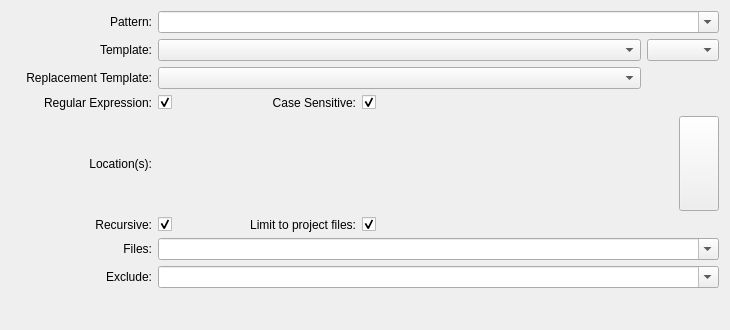
The window that plugins/grepview/grepwidget.ui (KDE/kdevelop) describes before a commit, drawn with Qt 5.
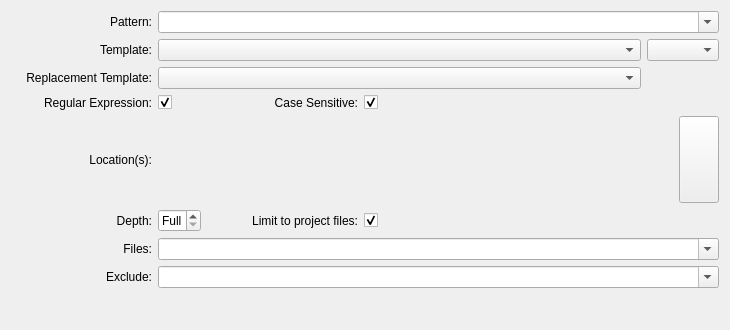
The same window after the commit. Custom widgets are drawn as their Qt base class.

Commit message:
Find in Files: Allow depth definition
Initial patch by Adrián Chaves Fernández.
Thanks for the patch!

More changes:
* Factor out "bool isInDirectory(...)"
* Remove the anonymous enum polluting the root namespace

The edit to the form file:
```diff
--- a/plugins/grepview/grepwidget.ui
+++ b/plugins/grepview/grepwidget.ui
@@ -214,7 +214,7 @@
    <item row="5" column="0">
     <widget class="QLabel" name="label_6">
      <property name="text">
-      <string>Recursive:</string>
+      <string>Depth:</string>
      </property>
      <property name="alignment">
       <set>Qt::AlignRight|Qt::AlignTrailing|Qt::AlignVCenter</set>
@@ -225,12 +225,18 @@
     </widget>
    </item>
    <item row="5" column="1">
-    <widget class="QCheckBox" name="recursiveCheck">
-     <property name="text">
-      <string/>
+    <widget class="QSpinBox" name="depthSpin">
+     <property name="toolTip">
+       <string extracomment="Maximum level of recursion. For folder-based searches, that means the level of subfolders. Choose 0 to look only in files inside the current folder, or Full to search also on the subfoldersâ€™s files, theirs subfoldersâ€™ files, and so on."/>
      </property>
-     <property name="checked">
-      <bool>true</bool>
+     <property name="specialValueText">
+       <string extracomment="Full recursion will be used. For folder-based searches, that means searching in the target folder and all the subfolders, their subfolders, and so on.">Full</string>
+     </property>
+     <property name="minimum">
+       <number>-1</number>
+     </property>
+     <property name="value">
+       <number>-1</number>
      </property>
     </widget>
    </item>
```
Left out of the diff: 4 changed lines with no effect on the pictures. The commit also changes 7 other files.
